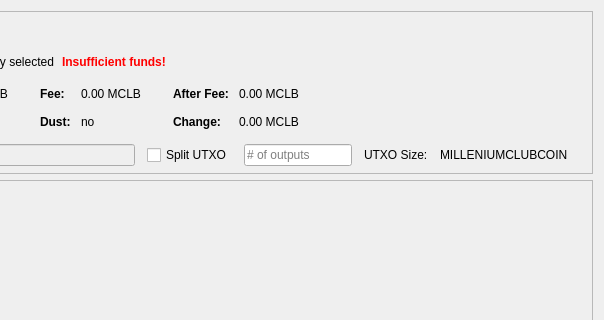
This is src/qt/forms/sendcoinsdialog.ui in revivalist777/milleniumclub as Qt 5 draws it before an edit; both pictures show x 246 to 850 and y 0 to 320 of the 850 by 610 pixel window. The edited form follows.
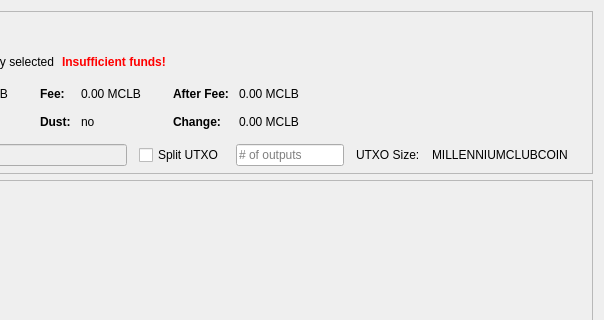
This is the edited form. Icons and pictures are not drawn. Custom widgets are drawn as their Qt base class.

Commit message: MILLENIUMCLUBCOIN to MILLENNIUMCLUBCOIN

```diff
--- a/src/qt/forms/sendcoinsdialog.ui
+++ b/src/qt/forms/sendcoinsdialog.ui
@@ -594,7 +594,7 @@
           <item>
            <widget class="QLabel" name="labelBlockSize">
             <property name="text">
-             <string>MILLENIUMCLUBCOIN</string>
+             <string>MILLENNIUMCLUBCOIN</string>
             </property>
            </widget>
           </item>
```
The commit also changes 40 other files.
